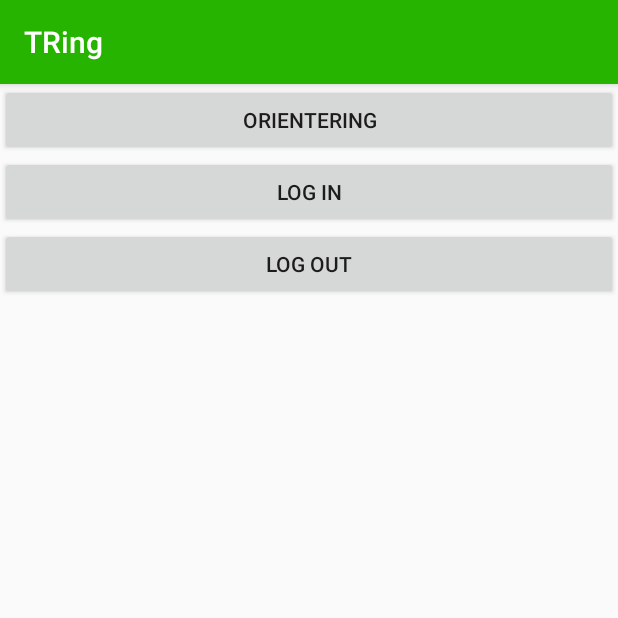
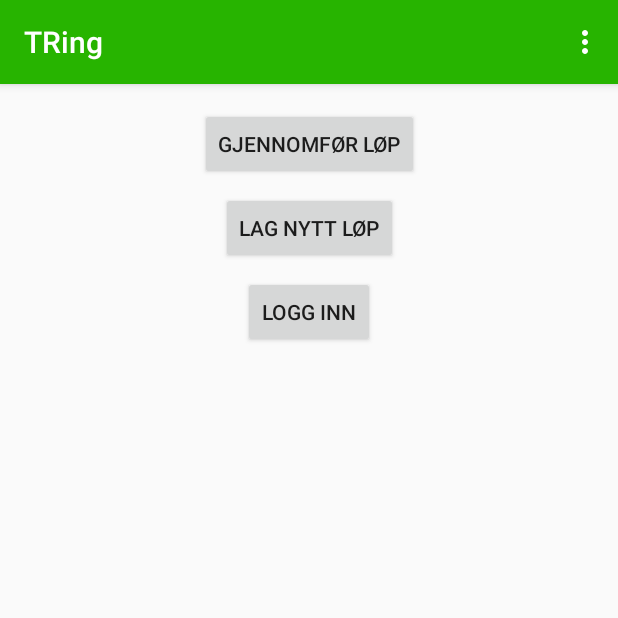
Before and after one commit to Magnleik/Or_i_en_t-ring_app, an Android app: the screen it shows after launch (StartupMenu before the commit, OrientationSelector after it), on a phone screen of 412 x 824 dp, the top half of it. Run offline under Robolectric (Android 15) with nearby library versions, the phone set to English and light mode, and no system bars; our stand-ins replace Room's generated code, RxJava.

Commit message:
OriantationSelector now properly works as start screen

```diff
--- a/TRing/app/src/main/AndroidManifest.xml
+++ b/TRing/app/src/main/AndroidManifest.xml
@@ -36,13 +36,15 @@
             android:name=".activities.MapsActivity"
             android:label="@string/title_activity_maps" />
         <activity android:name=".activities.StartupMenu">
+        </activity>
+        <activity android:name=".activities.OrientationSelector">
             <intent-filter>
                 <action android:name="android.intent.action.MAIN" />
                 <category android:name="android.intent.category.LAUNCHER" />
             </intent-filter>
         </activity>
-        <activity android:name=".activities.OrientationSelector" />
-        <activity android:name=".activities.CreateOEvent" />
+        <activity android:name=".activities.CreateOEvent">
+        </activity>
         <activity android:name=".activities.PerformOEvent"
         android:configChanges="keyboardHidden|screenSize" />
 
--- a/TRing/app/src/main/java/no/teacherspet/tring/activities/OrientationSelector.java
+++ b/TRing/app/src/main/java/no/teacherspet/tring/activities/OrientationSelector.java
@@ -1,6 +1,10 @@
 package no.teacherspet.tring.activities;
 
+import android.Manifest;
 import android.content.Intent;
+import android.content.pm.PackageManager;
+import android.support.v4.app.ActivityCompat;
+import android.support.v4.content.ContextCompat;
 import android.support.v7.app.ActionBar;
 import android.support.v7.app.AppCompatActivity;
 import android.os.Bundle;
@@ -9,35 +13,49 @@ import android.view.MenuItem;
 import android.view.View;
 import android.widget.Toast;
 
+import java.util.HashMap;
 import java.util.List;
 
 import connection.Event;
+import connection.ICallbackAdapter;
 import connection.NetworkManager;
 import connection.Point;
+import io.reactivex.disposables.Disposable;
 import no.teacherspet.tring.Database.Entities.PointOEventJoin;
 import no.teacherspet.tring.Database.Entities.RoomOEvent;
 import no.teacherspet.tring.Database.Entities.RoomPoint;
+import no.teacherspet.tring.Database.Entities.RoomUser;
 import no.teacherspet.tring.Database.LocalDatabase;
 import no.teacherspet.tring.Database.ViewModels.OEventViewModel;
 import no.teacherspet.tring.Database.ViewModels.PointOEventJoinViewModel;
+import no.teacherspet.tring.Database.ViewModels.UserViewModel;
 import no.teacherspet.tring.R;
+import no.teacherspet.tring.util.GeneralProgressDialog;
 
 public class OrientationSelector extends AppCompatActivity {
 
+    private static final int MY_PERMISSIONS_ACCESS_FINE_LOCATION=1;
     private LocalDatabase localDatabase;
     private OEventViewModel eventViewModel;
     private PointOEventJoinViewModel joinViewModel;
+    private GeneralProgressDialog progressDialog;
+    private UserViewModel userViewModel;
+    private Disposable user;
 
     @Override
     protected void onCreate(Bundle savedInstanceState) {
         super.onCreate(savedInstanceState);
         setContentView(R.layout.activity_orientation_selector);
-        ActionBar actionBar = getSupportActionBar();
-        actionBar.setDisplayHomeAsUpEnabled(true);
-
+        requestAccess();
+        progressDialog = new GeneralProgressDialog(this,this);
         localDatabase = LocalDatabase.getInstance(this);
+        userViewModel = new UserViewModel(localDatabase.userDAO());
         eventViewModel = new OEventViewModel(localDatabase.oEventDAO());
         joinViewModel = new PointOEventJoinViewModel(localDatabase.pointOEventJoinDAO());
+
+        if(!NetworkManager.getInstance().isAuthenticated()){
+            user = userViewModel.getAllUsers().subscribe(users -> checkUser(users));
+        }
 
         //TODO Start PerformOEvent with this event
         eventViewModel.getActiveEvent().subscribe(roomOEvents -> checkActiveEvent(roomOEvents));
@@ -61,6 +79,44 @@ public class OrientationSelector extends AppCompatActivity {
         }
         Toast.makeText(this, "Active events: " + activeEvents.size(), Toast.LENGTH_SHORT).show();
     }
+
+    //Changes to createUserActivity if a roomUser has not been created
+    private void checkUser(List<RoomUser> roomUser){
+        progressDialog.show();
+        if (roomUser.size() > 0) {
+            NetworkManager.getInstance().logInWithToken(roomUser.get(0).getToken(), new ICallbackAdapter<Boolean>() {
+                @Override
+                public void onResponse(Boolean object) {
+                    progressDialog.hide();
+                    if (object != null) {
+                        if (object) {
+                            Toast.makeText(OrientationSelector.this, "Logged in", Toast.LENGTH_SHORT).show();
+                            startActivity(new Intent(OrientationSelector.this, OrientationSelector.class));
+                        } else {
+                            userViewModel.deleteUsers(roomUser.get(0)).subscribe(integers ->
+                                    startActivity(new Intent(OrientationSelector.this, LogInActivity.class)));
+                        }
+                    } else {
+                        userViewModel.deleteUsers(roomUser.get(0)).subscribe(integers ->
+                                startActivity(new Intent(OrientationSelector.this, LogInActivity.class)));
+                    }
+                }
+
+                @Override
+                public void onFailure(Throwable t) {
+
+                    progressDialog.hide();
+
+                    userViewModel.deleteUsers(roomUser.get(0)).subscribe(integers ->
+                            startActivity(new Intent(OrientationSelector.this, LogInActivity.class)));
+                }
+            });
+        } else {
+            progressDialog.hide();
+            Toast.makeText(this, "No user found", Toast.LENGTH_SHORT).show();
+        }
+    }
+
     private void addPointsToEvent(Event event, RoomPoint startPoint, List<RoomPoint> roomPoints, List<PointOEventJoin> joins){
         event.setStartPoint(setupPoint(startPoint, getVisited(startPoint, joins)));
         for(RoomPoint roomPoint : roomPoints){
@@ -108,6 +164,32 @@ public class OrientationSelector extends AppCompatActivity {
         startActivity(intent);
     }
 
+    public void logInButton(View v){
+        Intent intent = new Intent(OrientationSelector.this,LogInActivity.class);
+        startActivity(intent);
+    }
+
+    private void logout(){
+        NetworkManager.getInstance().logOut();
+
+        if(!NetworkManager.getInstance().isAuthenticated()){
+            Toast.makeText(getApplicationContext(), "Log out successful", Toast.LENGTH_SHORT).show();
+            userViewModel.getAllUsers().subscribe(roomUsers -> {
+                for(RoomUser user : roomUsers){
+                    userViewModel.deleteUsers(user);
+                }
+            });
+        }
+    }
+
+    @Override
+    protected void onResume() {
+        if(!NetworkManager.getInstance().isAuthenticated()){
+            logout();
+        }
+        super.onResume();
+    }
+
     @Override
     public boolean onCreateOptionsMenu(Menu menu) {
         // Inflate the menu; this adds items to the action bar if it is present.
@@ -141,11 +223,33 @@ public class OrientationSelector extends AppCompatActivity {
                 finish();
                 break;
             case (R.id.log_out_menu):
-                NetworkManager.getInstance().logOut();
+                logout();
                 break;
         }
 
         supportInvalidateOptionsMenu();
         return super.onOptionsItemSelected(item);
     }
+
+    private boolean requestAccess(){
+        if(ContextCompat.checkSelfPermission(this,android.Manifest.permission.ACCESS_FINE_LOCATION)!= PackageManager.PERMISSION_GRANTED){
+            ActivityCompat.requestPermissions(this, new String[]{Manifest.permission.ACCESS_FINE_LOCATION},MY_PERMISSIONS_ACCESS_FINE_LOCATION);
+            return true;
+        }
+        else{
+            return false;
+        }
+    }
+    @Override
+    public void onRequestPermissionsResult(int requestCode,String permissions[],int[] grantResults){
+        switch (requestCode){
+            case MY_PERMISSIONS_ACCESS_FINE_LOCATION:
+                if((grantResults.length > 0) && (grantResults[0] == PackageManager.PERMISSION_GRANTED)) {
+                    Toast.makeText(getApplicationContext(), "Access granted to TRing", Toast.LENGTH_SHORT).show();
+                }
+                else{
+                    Toast.makeText(getApplicationContext(),"Access denied",Toast.LENGTH_SHORT).show();
+                }
+        }
+    }
 }
--- a/TRing/app/src/main/res/layout/activity_orientation_selector.xml
+++ b/TRing/app/src/main/res/layout/activity_orientation_selector.xml
@@ -27,4 +27,15 @@
         app:layout_constraintLeft_toLeftOf="parent"
         app:layout_constraintRight_toRightOf="parent"
         app:layout_constraintTop_toBottomOf="@+id/perform_btn" />
+
+    <Button
+        android:id="@+id/selector_log_in_btn"
+        android:layout_width="wrap_content"
+        android:layout_height="wrap_content"
+        android:layout_marginTop="8dp"
+        android:onClick="logInButton"
+        android:text="Logg inn"
+        app:layout_constraintEnd_toEndOf="parent"
+        app:layout_constraintStart_toStartOf="parent"
+        app:layout_constraintTop_toBottomOf="@+id/create_event_btn" />
 </android.support.constraint.ConstraintLayout>
```
